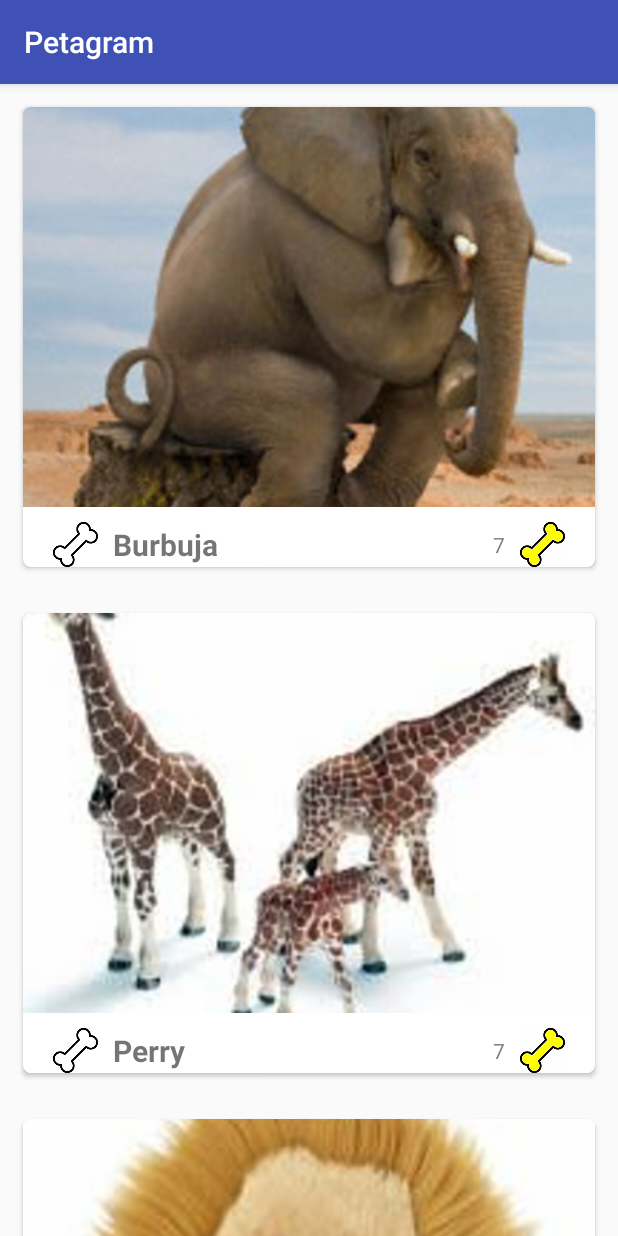
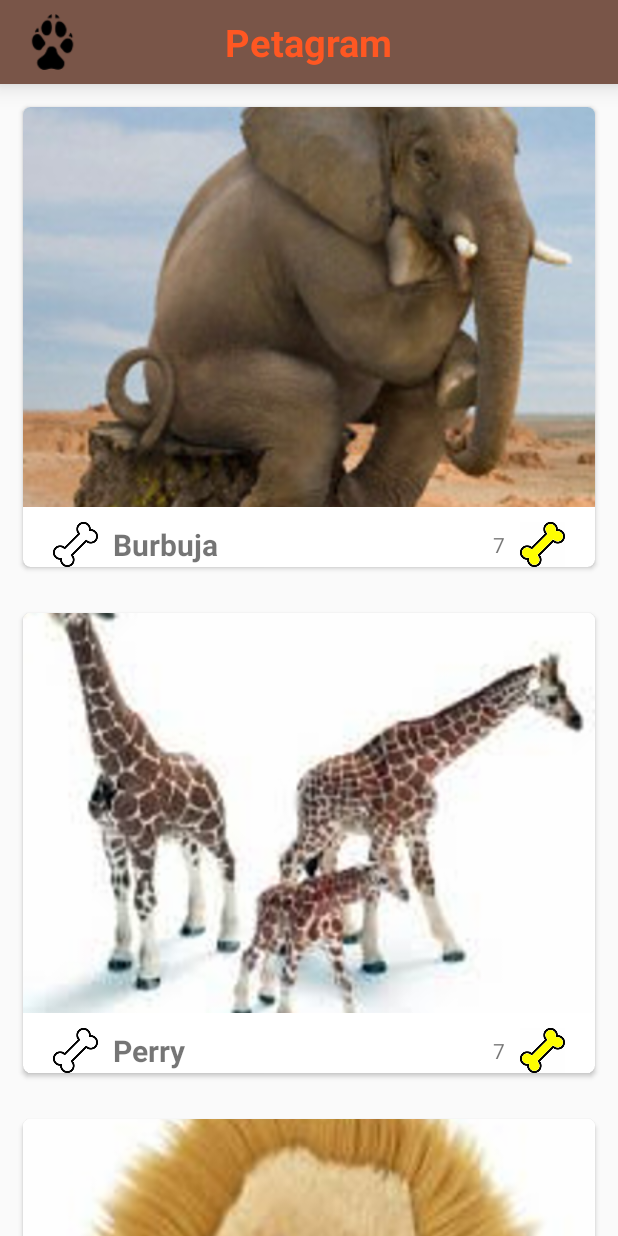
Before and after one commit to elNapoli/petOperation, an Android app: the screen it shows after launch (MainActivity), on a phone screen of 412 x 824 dp. Run offline under Robolectric (Android 15) with nearby library versions, the phone set to English and light mode, and no system bars.

Commit message:
el boton like ya tiene funcionalidad, al hacer click se aumenta el like del animal y se muestra un mensaje toast

```diff
--- a/app/src/main/java/napoli/baldomero/petoperation/MainActivity.java
+++ b/app/src/main/java/napoli/baldomero/petoperation/MainActivity.java
@@ -4,6 +4,7 @@ import android.support.v7.app.AppCompatActivity;
 import android.os.Bundle;
 import android.support.v7.widget.LinearLayoutManager;
 import android.support.v7.widget.RecyclerView;
+import android.support.v7.widget.Toolbar;
 
 import java.util.ArrayList;
 
@@ -20,10 +21,12 @@ public class MainActivity extends AppCompatActivity {
         super.onCreate(savedInstanceState);
         setContentView(R.layout.activity_main);
 
+        Toolbar actionBar = (Toolbar) findViewById(R.id.actionBar);
+
 
         rvPet = (RecyclerView) findViewById(R.id.rvPet);
         initPets();
-        miAdapter = new PetAdapter(misMascotas);
+        miAdapter = new PetAdapter(this,misMascotas);
 
         LinearLayoutManager llm = new LinearLayoutManager(this);
         llm.setOrientation(LinearLayoutManager.VERTICAL);
--- a/app/src/main/java/napoli/baldomero/petoperation/adapters/PetAdapter.java
+++ b/app/src/main/java/napoli/baldomero/petoperation/adapters/PetAdapter.java
@@ -8,6 +8,7 @@ import android.view.View;
 import android.view.ViewGroup;
 import android.widget.ImageView;
 import android.widget.TextView;
+import android.widget.Toast;
 
 import java.util.ArrayList;
 
@@ -21,9 +22,11 @@ import napoli.baldomero.petoperation.pojo.Pets;
 public class PetAdapter extends RecyclerView.Adapter<PetAdapter.PetViewHolder> {
 
     ArrayList<Pets> misMascotas;
+    private Context mContext;
 
-    public PetAdapter(ArrayList<Pets> misMascotas){
+    public PetAdapter(Context mContext, ArrayList<Pets> misMascotas){
         this.misMascotas = misMascotas;
+        this.mContext = mContext;
     }
 
     @Override
@@ -33,11 +36,23 @@ public class PetAdapter extends RecyclerView.Adapter<PetAdapter.PetViewHolder> {
     }
 
     @Override
-    public void onBindViewHolder(PetViewHolder petViewHolder, int position) {
-        Pets mascota = misMascotas.get(position);
+    public void onBindViewHolder(final PetViewHolder petViewHolder, int position) {
+        final Pets mascota = misMascotas.get(position);
         petViewHolder.ivProfile.setImageResource(mascota.getPhoto());
         petViewHolder.tvName.setText(mascota.getName());
         petViewHolder.tvRating.setText(String.valueOf( mascota.getLike()));
+
+        petViewHolder.ivBoneOn.setOnClickListener(new View.OnClickListener() {
+            @Override
+            public void onClick(View v) {
+                mascota.setLike(mascota.getLike()+1);
+
+                Toast.makeText(mContext, v.getResources().getString(R.string.like)+" "+ mascota.getName(), Toast.LENGTH_SHORT).show();
+                petViewHolder.tvRating.setText(String.valueOf( mascota.getLike()));
+
+            }
+        });
+
     }
 
     @Override
@@ -50,12 +65,14 @@ public class PetAdapter extends RecyclerView.Adapter<PetAdapter.PetViewHolder> {
         private ImageView ivProfile;
         private TextView tvName;
         private TextView tvRating;
+        private ImageView  ivBoneOn;
 
         public PetViewHolder(View itemView) {
             super(itemView);
             ivProfile = (ImageView) itemView.findViewById(R.id.ivProfile);
             tvName = (TextView) itemView.findViewById(R.id.tvName);
             tvRating = (TextView) itemView.findViewById(R.id.tvRating);
+            ivBoneOn = (ImageView) itemView.findViewById(R.id.ivBoneOn);
         }
     }
 }
--- /dev/null
+++ b/app/src/main/res/layout/actionbar.xml
@@ -0,0 +1,24 @@
+<?xml version="1.0" encoding="utf-8"?>
+<android.support.v7.widget.Toolbar xmlns:android="http://schemas.android.com/apk/res/android"
+    android:layout_height="?attr/actionBarSize"
+    android:layout_width="match_parent"
+    xmlns:app="http://schemas.android.com/apk/res-auto"
+    android:background="@color/colorPrimary"
+    android:elevation="@dimen/elevation"
+    android:theme="@style/ThemeOverlay.AppCompat.ActionBar"
+    app:popupTheme="@style/ThemeOverlay.AppCompat.Light"
+    app:logo="@drawable/icons8_dog_paw_50"
+
+    >
+
+    <TextView
+        android:layout_width="wrap_content"
+        android:layout_height="wrap_content"
+        android:text="@string/app_name"
+        android:layout_gravity="center"
+        android:textColor="@color/colorAccent"
+        android:textStyle="bold"
+        android:textSize="@dimen/title_actionbar"
+        android:id="@+id/toolbar_title" />
+
+</android.support.v7.widget.Toolbar>
--- a/app/src/main/res/layout/activity_main.xml
+++ b/app/src/main/res/layout/activity_main.xml
@@ -4,11 +4,14 @@
     android:layout_height="match_parent"
     android:layout_width="match_parent"
     >
+<include android:id="@+id/actionBar" layout="@layout/actionbar">
 
+</include>
     <android.support.v7.widget.RecyclerView
         android:layout_width="match_parent"
         android:layout_height="match_parent"
-        android:id="@+id/rvPet"/>
+        android:id="@+id/rvPet"
+        android:layout_below="@+id/actionBar"/>
 
 
 </RelativeLayout>
--- a/app/src/main/res/values/colors.xml
+++ b/app/src/main/res/values/colors.xml
@@ -1,6 +1,11 @@
 <?xml version="1.0" encoding="utf-8"?>
 <resources>
-    <color name="colorPrimary">#3F51B5</color>
-    <color name="colorPrimaryDark">#303F9F</color>
-    <color name="colorAccent">#FF4081</color>
+    <color name="colorPrimary">#795548</color>
+    <color name="colorPrimaryDark">#5D4037</color>
+    <color name="colorPrimaryLight">#D7CCC8</color>
+    <color name="colorAccent">#FF5722</color>
+    <color name="colorPrimaryText">#212121</color>
+    <color name="colorSecondaryText">#757575</color>
+    <color name="icolorIons">#FFFFFF</color>
+    <color name="colorDivider">#BDBDBD</color>
 </resources>
--- a/app/src/main/res/values/dimen.xml
+++ b/app/src/main/res/values/dimen.xml
@@ -6,4 +6,6 @@
     <dimen name="bone">30dp</dimen>
     <dimen name="name_profile">20sp</dimen>
     <dimen name="margin_15">15dp</dimen>
+    <dimen name="elevation">10dp</dimen>
+    <dimen name="title_actionbar">25dp</dimen>
 </resources>
--- a/app/src/main/res/values/strings.xml
+++ b/app/src/main/res/values/strings.xml
@@ -2,5 +2,6 @@
     <string name="app_name">Petagram</string>
     <string name="name_pet">Name</string>
     <string name="rating">5</string>
+    <string name="like">Le has dado me gusta a</string>
 
 </resources>
--- a/app/src/main/res/values/styles.xml
+++ b/app/src/main/res/values/styles.xml
@@ -1,7 +1,7 @@
 <resources>
 
     <!-- Base application theme. -->
-    <style name="AppTheme" parent="Theme.AppCompat.Light.DarkActionBar">
+    <style name="AppTheme" parent="Theme.AppCompat.Light.NoActionBar">
         <!-- Customize your theme here. -->
         <item name="colorPrimary">@color/colorPrimary</item>
         <item name="colorPrimaryDark">@color/colorPrimaryDark</item>
```
Also changed, not shown: app/src/main/res/drawable-hdpi/icons8_dog_paw_50.png (added), app/src/main/res/drawable-mdpi/icons8_dog_paw_50.png (added), app/src/main/res/drawable-xhdpi/icons8_dog_paw_50.png (added), app/src/main/res/drawable-xxhdpi/icons8_dog_paw_50.png (added), app/src/main/res/drawable-xxxhdpi/icons8_dog_paw_50.png (added).
